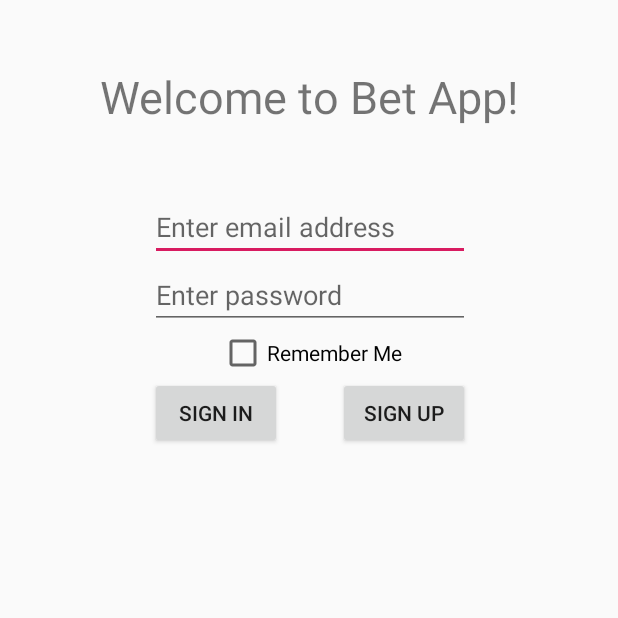
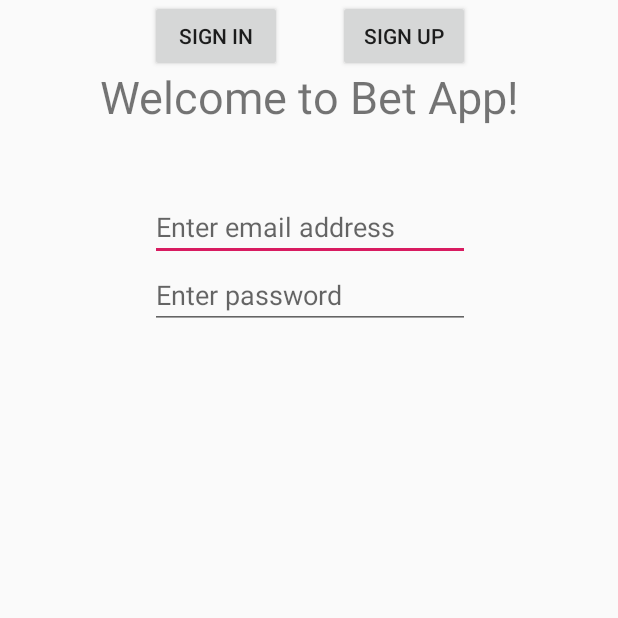
Before and after one commit to SaraAtia/BetApp, an Android app: the screen it shows after launch (AuthActivity), on a phone screen of 412 x 824 dp, the top half of it. Run offline under Robolectric (Android 15) with nearby library versions, the phone set to English and light mode, and no system bars; our stand-ins replace Firebase (no records; nobody signed in at launch, a user with empty details on screens opened directly); 1 statement that could not run was skipped.

Commit message:
removed remember me button

```diff
--- a/app/src/main/res/layout/activity_auth.xml
+++ b/app/src/main/res/layout/activity_auth.xml
@@ -41,15 +41,6 @@
         app:layout_constraintStart_toStartOf="@+id/email_address"
         app:layout_constraintTop_toBottomOf="@+id/email_address" />
 
-    <CheckBox
-        android:id="@+id/rememberMe"
-        android:layout_width="wrap_content"
-        android:layout_height="wrap_content"
-        android:text="Remember Me"
-        app:layout_constraintEnd_toEndOf="@+id/password"
-        app:layout_constraintStart_toStartOf="@+id/password"
-        app:layout_constraintTop_toBottomOf="@+id/password" />
-
     <Button
         android:id="@+id/signUp"
         android:layout_width="wrap_content"
@@ -57,7 +48,7 @@
         android:onClick="signUp"
         android:text="Sign Up"
         app:layout_constraintEnd_toEndOf="@+id/password"
-        app:layout_constraintTop_toBottomOf="@+id/rememberMe" />
+        tools:layout_editor_absoluteY="251dp" />
 
     <Button
         android:id="@+id/signIn"
@@ -66,6 +57,6 @@
         android:onClick="signIn"
         android:text="Sign In"
         app:layout_constraintStart_toStartOf="@+id/password"
-        app:layout_constraintTop_toBottomOf="@+id/rememberMe" />
+        tools:layout_editor_absoluteY="251dp" />
 
 </androidx.constraintlayout.widget.ConstraintLayout>
```
